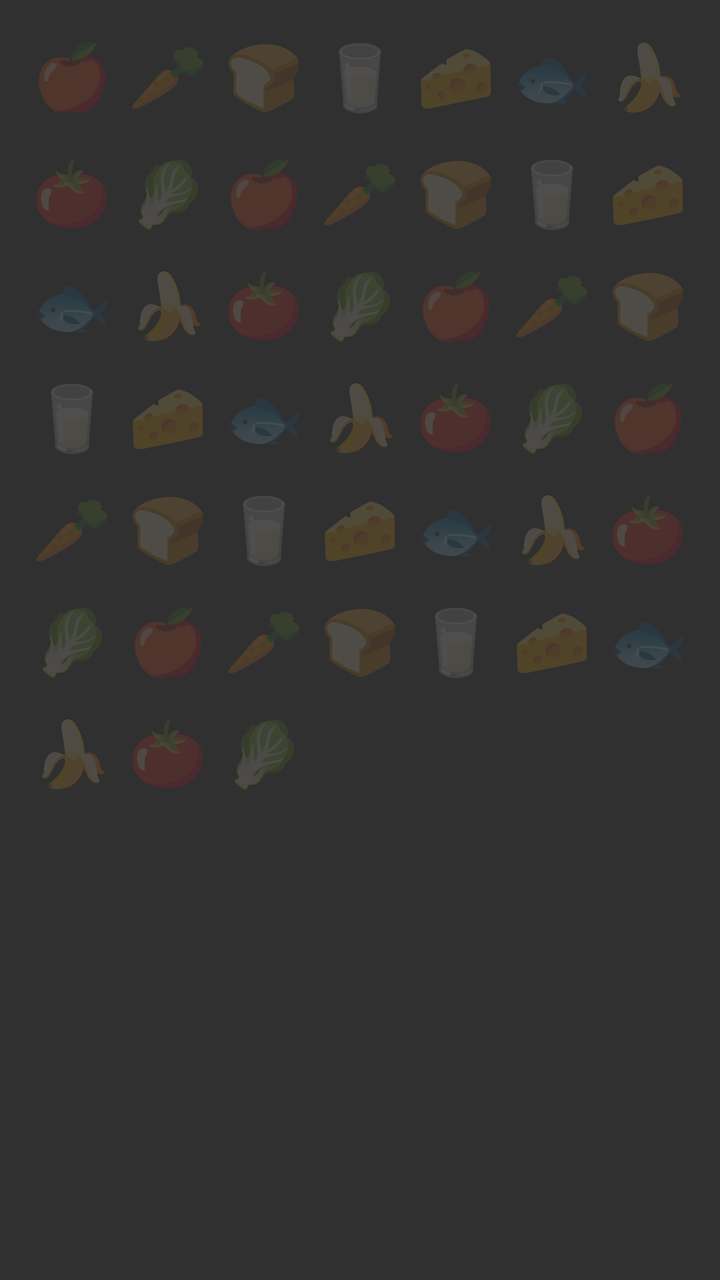
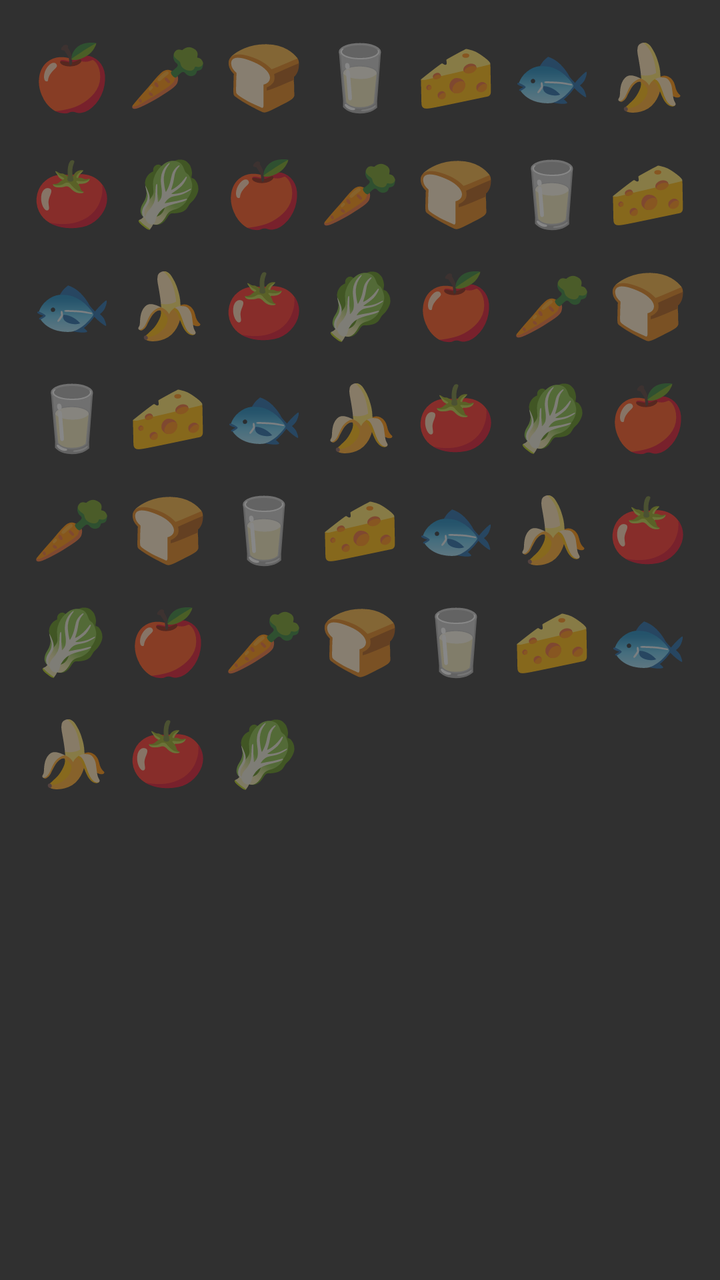

The first picture is an Android layout as it rendered before a commit; the second is the same layout after the commit. The layout source and the unified diff follow.
<!-- AndroidManifest.xml: application theme Theme.MarkaLista -->
<!-- res/layout/wallpaper_background.xml -->
<?xml version="1.0" encoding="utf-8"?>
<FrameLayout xmlns:android="http://schemas.android.com/apk/res/android"
    android:layout_width="match_parent"
    android:layout_height="match_parent">

    <TextView
        android:layout_width="match_parent"
        android:layout_height="match_parent"
        android:text="🍎 🥕 🍞 🥛 🧀 🐟 🍌 🍅 🥬 🍎 🥕 🍞 🥛 🧀 🐟 🍌 🍅 🥬 🍎 🥕 🍞 🥛 🧀 🐟 🍌 🍅 🥬 🍎 🥕 🍞 🥛 🧀 🐟 🍌 🍅 🥬 🍎 🥕 🍞 🥛 🧀 🐟 🍌 🍅 🥬"
        android:textSize="32sp"
        android:gravity="start|top"
        android:padding="16dp"
        android:lineSpacingMultiplier="1.5"
        android:alpha="0.15"
        android:textColor="#FFFFFF" />
</FrameLayout>
<!-- resources referenced by this layout -->
<resources>
  <style name="Theme.MarkaLista" parent="Theme.AppCompat.NoActionBar">
          <item name="colorPrimary">@color/black</item>
          <item name="colorPrimaryDark">@color/black</item>
          <item name="colorAccent">@color/red</item>
      </style>
  <color name="black">#1a1a1a</color>
  <color name="red">#FF0000</color>
</resources>

<!-- the commit's change to res/layout/wallpaper_background.xml (unified diff, before → after) -->
@@ -11,6 +11,6 @@
         android:gravity="start|top"
         android:padding="16dp"
         android:lineSpacingMultiplier="1.5"
-        android:alpha="0.15"
+        android:alpha="0.42"
         android:textColor="#FFFFFF" />
 </FrameLayout>
